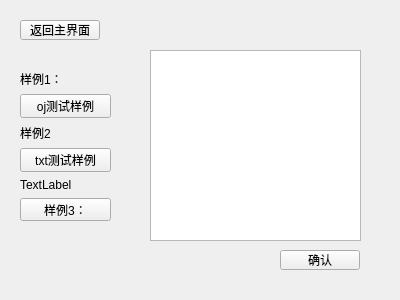
Above: inputwidget.ui from RickyRui111/WorldOfWarcraftDebug before the change. Below: the same form after it.
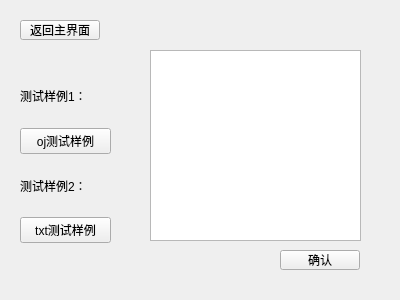
That is the form after the change.

```diff
--- a/inputwidget.ui
+++ b/inputwidget.ui
@@ -55,14 +55,14 @@
      <x>20</x>
      <y>70</y>
      <width>91</width>
-     <height>151</height>
+     <height>173</height>
     </rect>
    </property>
    <layout class="QVBoxLayout" name="verticalLayout">
     <item>
      <widget class="QLabel" name="label">
       <property name="text">
-       <string>样例1：</string>
+       <string>测试样例1：</string>
       </property>
      </widget>
     </item>
@@ -76,7 +76,7 @@
     <item>
      <widget class="QLabel" name="label_2">
       <property name="text">
-       <string>样例2</string>
+       <string>测试样例2：</string>
       </property>
      </widget>
     </item>
@@ -87,20 +87,6 @@
       </property>
      </widget>
     </item>
-    <item>
-     <widget class="QLabel" name="label_3">
-      <property name="text">
-       <string>TextLabel</string>
-      </property>
-     </widget>
-    </item>
-    <item>
-     <widget class="QPushButton" name="pushButton_3">
-      <property name="text">
-       <string>样例3：</string>
-      </property>
-     </widget>
-    </item>
    </layout>
   </widget>
  </widget>
```
